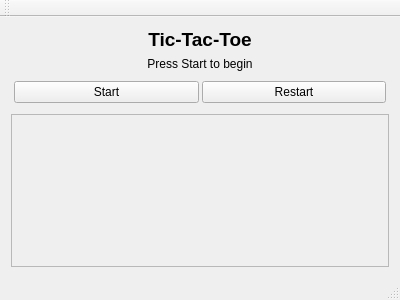
This is MainWindow.ui in edgul/Tic-Tac-Toe as Qt 5 draws it before an edit. The edited form follows.
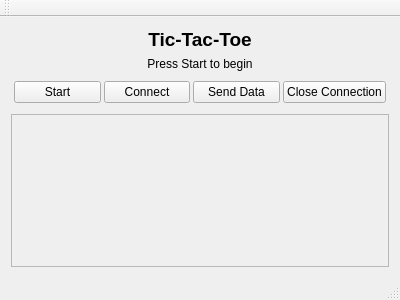
This is the edited form. Custom widgets are drawn as their Qt base class.

Patch:
```diff
--- a/MainWindow.ui
+++ b/MainWindow.ui
@@ -82,7 +82,21 @@
        <item>
         <widget class="QPushButton" name="button_restart">
          <property name="text">
-          <string>Restart</string>
+          <string>Connect</string>
+         </property>
+        </widget>
+       </item>
+       <item>
+        <widget class="QPushButton" name="button_send_data">
+         <property name="text">
+          <string>Send Data</string>
+         </property>
+        </widget>
+       </item>
+       <item>
+        <widget class="QPushButton" name="button_close_connection">
+         <property name="text">
+          <string>Close Connection</string>
          </property>
         </widget>
        </item>
```
Left out of the diff: 2 changed lines with no effect on the pictures.
